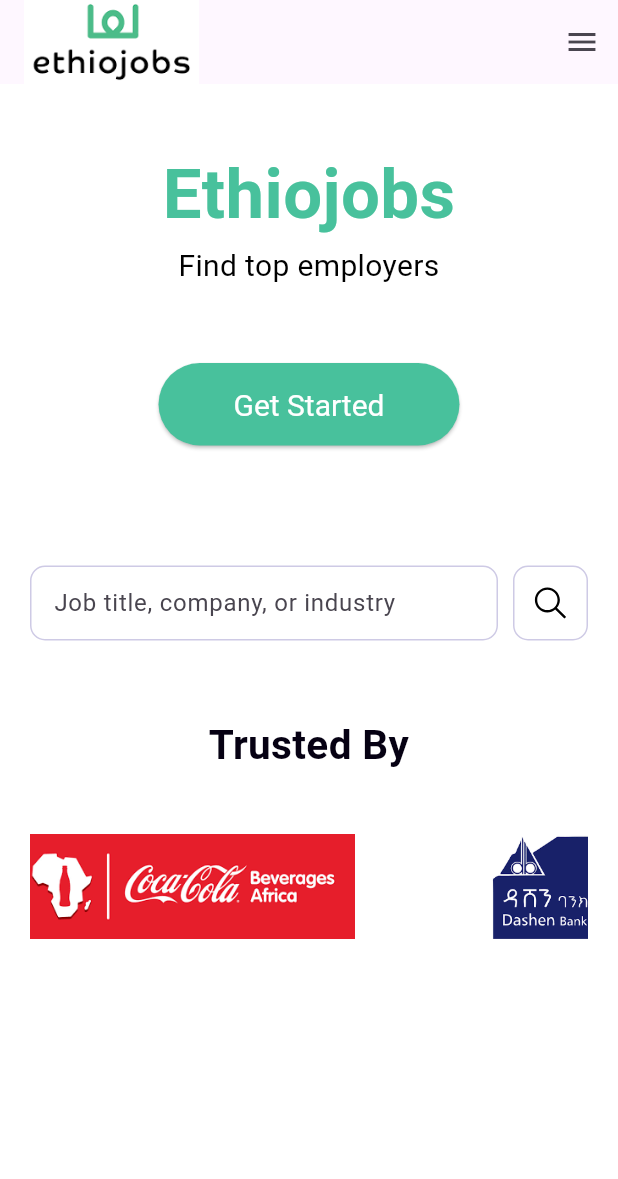
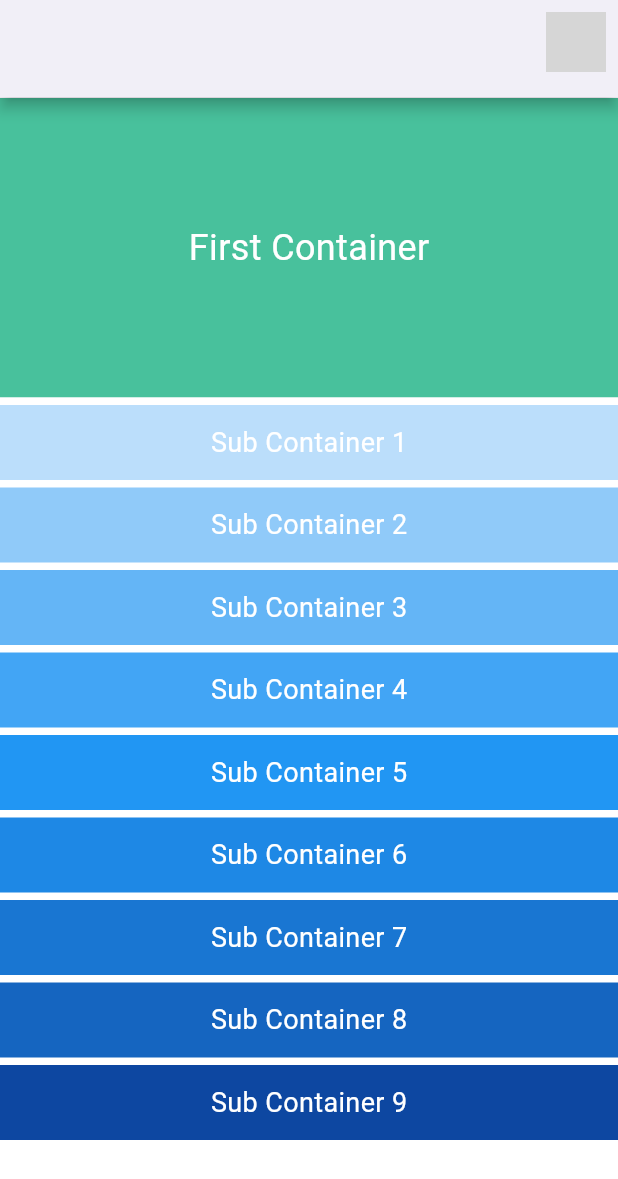
Before and after one commit to YishakAlemu/Ethiojobs, a Flutter app: the screen it shows after launch, on a phone screen of 412 x 824 dp. Shown: the top 1179 px of the screen. Run offline on Flutter 3.47's test engine with Material 3 defaults, Android fonts, the phone set to English and light mode, and no system bars; our stand-ins replace flutter_svg; grey boxes are pictures that could not be loaded.

Commit message:
adding containers and subcontainers

```diff
--- a/lib/home.dart
+++ b/lib/home.dart
@@ -1,256 +1,179 @@
 import 'package:flutter/material.dart';
 import 'package:flutter_svg/flutter_svg.dart';
 
+
+
 class Homepage extends StatefulWidget {
   const Homepage({super.key});
+
   @override
-  _homepageState createState() => _homepageState();
+  _HomepageState createState() => _HomepageState();
 }
 
-class _homepageState extends State<Homepage> {
-  final ScrollController _scrollController = ScrollController();
-  final List<String> _categories = [
-    'assets/ahadu_logo.png',
-    'assets/amref_logo.png',
-    'assets/coca_logo.png',
-    'assets/dashin_logo.png',
-    'assets/komari_logo.png',
-    'assets/mariestops_logo.png',
-    'assets/medicalcorps_logo.png',
-    'assets/unilever_logo.png',
-    'assets/zemen_logo.png',
-    'assets/savechild_logo.png',
-    'assets/actionhunger_logo.jpg',
-    'assets/bgi_logo.png',
-    'assets/catholic_logo.jpg',
-    'assets/care_logo.png',
-    'assets/islamic_logo.jpeg',
-    'assets/medicalteams_logo.jpg',
-    'assets/people_logo.png',
-    'assets/mercy_logo.png',
-    'assets/concern_logo.png',
-   'assets/danish_logo.png',
-     'assets/fhethio_logo.png',
-  'assets/flocash_logo.png',
-  'assets/giz_logo.png',
-  'assets/kerchanshe.jpg',
-  'assets/medecins_logo.png',
-  'assets/norwegian_logo.png',
-  'assets/oxfam1_logo.png',
-  'assets/rescue_logo.png',
-  'assets/plan_logo.png',
-  'assets/samartian_logo.jpg',
-  'assets/un_logo.png',
-  'assets/sosethio_logo.jpg'
-  ];
-
-
-  @override
-  void initState() {
-    super.initState();
-    _startAutoScroll();
-  }
-
-void _startAutoScroll() {
-  Future.delayed(Duration.zero, () {
-    if (_scrollController.hasClients) {
-      _scrollController.animateTo(
-        _scrollController.position.maxScrollExtent,
-        duration: const Duration(seconds: 40), // Adjust speed if needed
-        curve: Curves.linear,
-      ).then((_) {
-        _scrollController.jumpTo(_scrollController.position.minScrollExtent); // Smooth reset
-        _startAutoScroll(); // Restart seamlessly
-      });
-    }
-  });
-}
-
-
-
+class _HomepageState extends State<Homepage> {
 
   @override
   Widget build(BuildContext context) {
     return Scaffold(
-      resizeToAvoidBottomInset: true, // Prevents keyboard issues
-      appBar: AppBar(
-        title: Row(
+      appBar: PreferredSize(
+          preferredSize: Size.fromHeight(65.0),
+      child: AppBar(
+        backgroundColor: Colors.white,
+        elevation: 4,
+        shadowColor: Colors.black,
+        actions: [
+      Padding(
+        padding: const EdgeInsets.all(8.0),
+        child: Image.asset('assets/your_image.png', height: 40), // Update with your image path
+      ),
+    ],
+        ),
+          ),
+      body: SingleChildScrollView(
+        child: Column(
           children: [
-            Image.asset(
-              'assets/ethio_logo.png',
-              height: 110,
-
+            // First main container
+            Container(
+              height: 200,
+              color: Color.fromARGB(255, 72, 193, 156), // Background color for the first container
+              child: Center(
+                child: Text(
+                  'First Container',
+                  style: TextStyle(color: Colors.white, fontSize: 24),
+                ),
+              ),
             ),
-            SizedBox(width: 70),
+            // Second main container
+            Container(
+              color: Colors.white, // Background color for the second container
+              child: Column(
+                children: [
+                  Container(
+                    height: 50,
+                    color: Colors.blue[100],
+                    margin: EdgeInsets.only(top: 5),
+                    child: Center(
+                      child: Text(
+                        'Sub Container 1',
+                        style: TextStyle(color: Colors.white, fontSize: 18),
+                      ),
+                    ),
+                  ),
+                  Container(
+                    height: 50,
+                    color: Colors.blue[200],
+                    margin: EdgeInsets.only(top: 5),
+                    child: Center(
+                      child: Text(
+                        'Sub Container 2',
+                        style: TextStyle(color: Colors.white, fontSize: 18),
+                      ),
+                    ),
+                  ),
+                  Container(
+                    height: 50,
+                    color: Colors.blue[300],
+                    margin: EdgeInsets.only(top: 5),
+                    child: Center(
+                      child: Text(
+                        'Sub Container 3',
+                        style: TextStyle(color: Colors.white, fontSize: 18),
+                      ),
+                    ),
+                  ),
+                  Container(
+                    height: 50,
+                    color: Colors.blue[400],
+                    margin: EdgeInsets.only(top: 5),
+                    child: Center(
+                      child: Text(
+                        'Sub Container 4',
+                        style: TextStyle(color: Colors.white, fontSize: 18),
+                      ),
+                    ),
+                  ),
+                  Container(
+                    height: 50,
+                    color: Colors.blue[500],
+                    margin: EdgeInsets.only(top: 5),
+                    child: Center(
+                      child: Text(
+                        'Sub Container 5',
+                        style: TextStyle(color: Colors.white, fontSize: 18),
+                      ),
+                    ),
+                  ),
+                  Container(
+                    height: 50,
+                    color: Colors.blue[600],
+                    margin: EdgeInsets.only(top: 5),
+                    child: Center(
+                      child: Text(
+                        'Sub Container 6',
+                        style: TextStyle(color: Colors.white, fontSize: 18),
+                      ),
+                    ),
+                  ),
+                  Container(
+                    height: 50,
+                    color: Colors.blue[700],
+                    margin: EdgeInsets.only(top: 5),
+                    child: Center(
+                      child: Text(
+                        'Sub Container 7',
+                        style: TextStyle(color: Colors.white, fontSize: 18),
+                      ),
+                    ),
+                  ),
+                  Container(
+                    height: 50,
+                    color: Colors.blue[800],
+                    margin: EdgeInsets.only(top: 5),
+                    child: Center(
+                      child: Text(
+                        'Sub Container 8',
+                        style: TextStyle(color: Colors.white, fontSize: 18),
+                      ),
+                    ),
+                  ),
+                  Container(
+                    height: 50,
+                    color: Colors.blue[900],
+                    margin: EdgeInsets.only(top: 5),
+                    child: Center(
+                      child: Text(
+                        'Sub Container 9',
+                        style: TextStyle(color: Colors.white, fontSize: 18),
+                      ),
+                    ),
+                  ),
+                  Container(
+                    height: 50,
+                    color: Colors.blue[1000],
+                    margin: EdgeInsets.only(top: 5),
+                    child: Center(
+                      child: Text(
+                        'Sub Container 10',
+                        style: TextStyle(color: Colors.white, fontSize: 18),
+                      ),
+                    ),
+                  ),
+                ],
+              ),
+            ),
+            Container(
+              height: 50,
+              color: Colors.grey, // Background color for the footer
+              margin: EdgeInsets.only(top: 10), // Spacing above the footer
+              child: Center(
+                child: Text(
+                  'footer',
+                  style: TextStyle(color: Colors.white, fontSize: 18),
+                ),
+              ),
+            ),
           ],
         ),
-
-        actions: [
-          // Builder(
-          //   builder: (BuildContext context) {
-          //     return IconButton(
-          //       icon: const Icon(Icons.menu),
-          //       onPressed: () {
-          //         Scaffold.of(context).openEndDrawer();
-          //       },
-          //     );
-          //   },
-          // ),
-        ],
-      ),
-      endDrawer: Drawer(
-
-        width: 200,
-        child: Column(
-          mainAxisSize: MainAxisSize.min,
-          children: <Widget>[
-            SizedBox(height: 80), // Adjust space for logo height
-            ListTile(title: Text('Find Jobs',style: TextStyle(fontSize: 15, fontWeight: FontWeight.w500)), onTap: () => Navigator.pop(context)),
-            ListTile(title: Text('Find Companies',style: TextStyle(fontSize: 15, fontWeight: FontWeight.w500)), onTap: () => Navigator.pop(context)),
-            ListTile(title: Text('Blog',style: TextStyle(fontSize: 15, fontWeight: FontWeight.w500)), onTap: () => Navigator.pop(context)),
-            ListTile(title: Text('Contact us',style: TextStyle(fontSize: 15, fontWeight: FontWeight.w500)), onTap: () => Navigator.pop(context)),
-            ListTile(title: Text('Log in',style: TextStyle(fontSize: 15, fontWeight: FontWeight.w500)), onTap: () => Navigator.pop(context)),
-            ListTile(title: Text('Sign up',style: TextStyle(fontSize: 15, fontWeight: FontWeight.w500)), onTap: () => Navigator.pop(context)),
-            ListTile(title: Text('Employers, are you recruiting?',style: TextStyle(fontSize: 15, fontWeight: FontWeight.w500)), onTap: () => Navigator.pop(context)),
-          ],
-        ),
-      ),
-      body: Container(
-  color: Colors.white, // Set the background color
-  child: SingleChildScrollView(
-    child: _myLayoutWidget(), // Use the single instance of MyLayoutWidget
-  ),
-),
-    );
-  }
-
-  Widget _myLayoutWidget() {
-    return Padding(
-      padding: EdgeInsets.all(20),
-      child: Column(
-        children: [
-          SizedBox(height: 20),
-          Text(
-            "Ethiojobs",
-            style: TextStyle(
-              fontSize: 46,
-              fontWeight: FontWeight.bold,
-              color: Color.fromARGB(255, 72, 193, 156),
-            ),
-            textAlign: TextAlign.center,
-          ),
-          SizedBox(height: 1),
-          Text(
-            "Find top employers",
-            style: TextStyle(
-              fontSize: 20,
-              color: Colors.black,
-            ),
-            textAlign: TextAlign.center,
-          ),
-          SizedBox(height: 50),
-          Center(
-            child: ElevatedButton(
-              onPressed: () {},
-              style: ElevatedButton.styleFrom(
-                backgroundColor: Color.fromARGB(255, 72, 193, 156),
-                padding: EdgeInsets.symmetric(horizontal: 50, vertical: 16),
-                textStyle: TextStyle(fontSize: 20, color: Colors.white),
-              ),
-              child: Text('Get Started', style: TextStyle(color: Colors.white)),
-            ),
-          ),
-          SizedBox(height: 80),
-
-          // Search bar container
-          Row(
-            mainAxisAlignment: MainAxisAlignment.center,
-            children: [
-              Expanded(
-                flex: 5,
-                child: Container(
-                  height: 50,
-                  decoration: BoxDecoration(
-                    color: Colors.white,
-                    borderRadius: BorderRadius.circular(10),
-                    border: Border.all(color: Color.fromARGB(255, 206, 202, 229), width: 1),
-                  ),
-                  child: TextField(
-                    decoration: InputDecoration(
-                      hintText: "Job title, company, or industry",
-                      hintStyle: TextStyle(fontSize: 16, fontWeight: FontWeight.w400),
-                      contentPadding: EdgeInsets.symmetric(horizontal: 15, vertical: 12),
-                      border: InputBorder.none,
-                    ),
-                  ),
-                ),
-              ),
-              SizedBox(width: 10),
-              ElevatedButton(
-                onPressed: () {
-
-                },
-                style: ElevatedButton.styleFrom(
-                  backgroundColor: Colors.white,
-                  shape: RoundedRectangleBorder(
-                    borderRadius: BorderRadius.circular(10),
-                    side: BorderSide(color: Color.fromARGB(255, 206, 202, 229), width: 1),
-                  ),
-                  padding: EdgeInsets.zero,
-                  elevation: 0,
-                  minimumSize: Size(50, 50),
-                ),
-                child: SvgPicture.asset(
-                  'assets/search20.svg',
-                  width: 25,
-                  height: 25,
-                  fit: BoxFit.contain,
-                ),
-              ),
-            ],
-          ),
-
-          SizedBox(height: 50),
-          Text(
-            "Trusted By",
-            style: TextStyle(fontSize: 27, fontWeight: FontWeight.w600, color: Color.fromARGB(255, 6, 1, 19)),
-            textAlign: TextAlign.center,
-          ),
-
-          SizedBox(height: 20), // Space before the auto-scrolling list
-
-          // Auto-scrolling ListView
-          Container(
-            color: Colors.white,
-  height: 110, // Adjust height as needed
-  child: ListView.builder(
-    controller: _scrollController,
-    physics: NeverScrollableScrollPhysics(), // Disable manual scrolling
-    scrollDirection: Axis.horizontal,
-    itemCount: _categories.length, // Duplicate items for infinite effect
-    itemBuilder: (context, index) {
-      final realIndex = index % _categories.length; // Repeat items infinitely
-      return Container(
-        margin: EdgeInsets.symmetric(horizontal: 10),
-        padding: EdgeInsets.all(20),
-        decoration: BoxDecoration(
-          color: Colors.white,
-          borderRadius: BorderRadius.circular(10),
-          border: Border.all(color: Colors.white, width: 0),
-        ),
-        child: IgnorePointer( // Prevent any interactivity
-          child: Center(
-            child: Image.asset(_categories[realIndex]), // Display image
-          ),
-        ),
-      );
-    },
-  ),
-),
-
-
-          SizedBox(height: 1000), // Add space after the auto-scrolling list
-        ],
       ),
     );
   }
```
Also changed, not shown: 4 other files.
